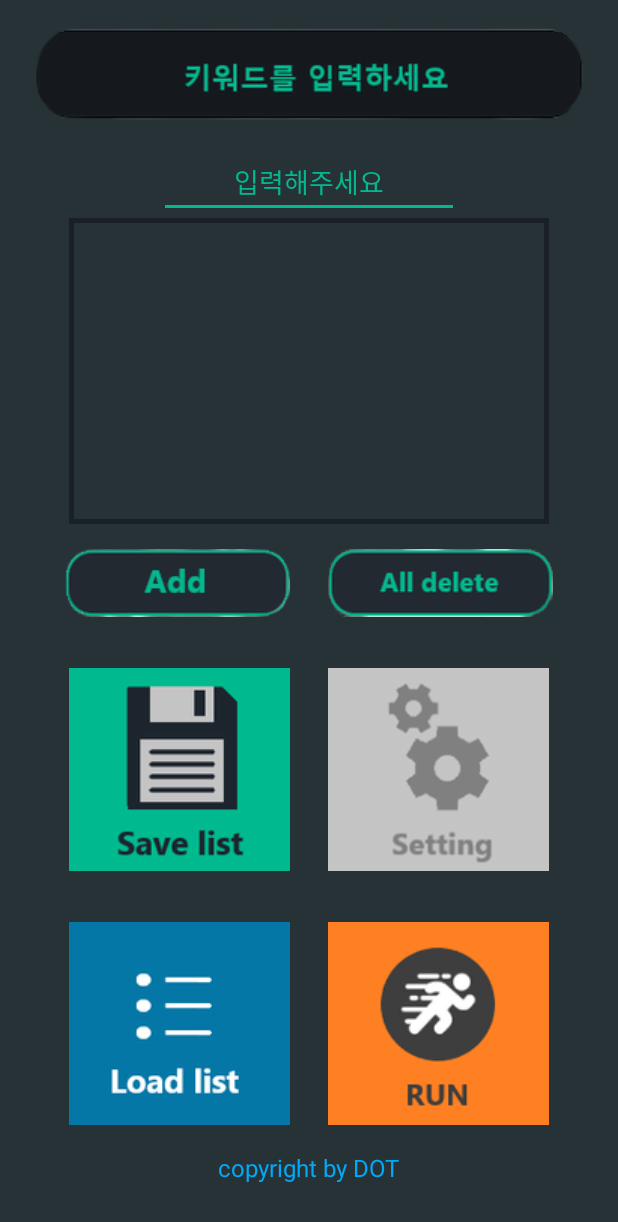
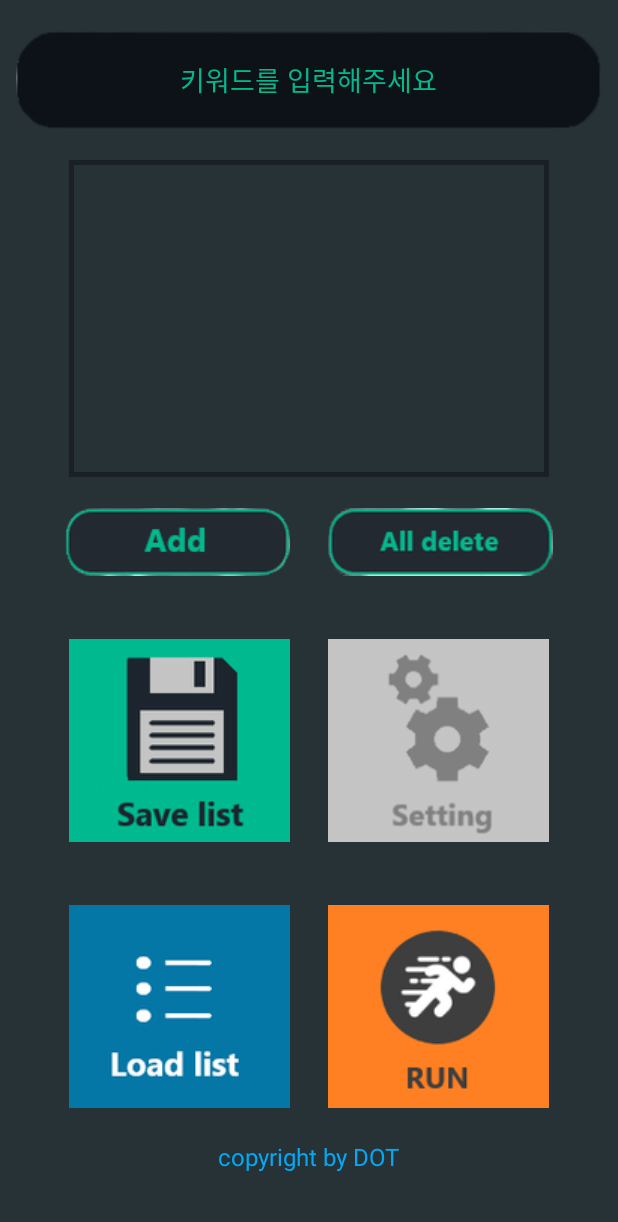
Before and after one commit to seungsu-lee-dev/EverytimeCrawler, an Android app: the SubActivity screen opened directly, with no data from a screen before it, on a phone screen of 412 x 824 dp. Shown: the top 1222 px of the screen. Run offline under Robolectric (Android 15) with nearby library versions, the phone set to English and light mode, and no system bars.

Commit message:
new donghui

```diff
--- a/app/src/main/AndroidManifest.xml
+++ b/app/src/main/AndroidManifest.xml
@@ -9,14 +9,16 @@
     android:roundIcon="@mipmap/ic_launcher_round"
     android:supportsRtl="true"
     android:theme="@style/AppTheme">
-    <activity android:name=".MainActivity">
+    <activity android:name=".MainActivity"
+         android:windowSoftInputMode="adjustNothing">
         <intent-filter>
             <action android:name="android.intent.action.MAIN" />
 
             <category android:name="android.intent.category.LAUNCHER" />
         </intent-filter>
     </activity>
-    <activity android:name=".SubActivity"/>
+    <activity android:name=".SubActivity"
+        android:windowSoftInputMode="adjustNothing"/>
 </application>
 
 </manifest>
--- a/app/src/main/res/layout/sub_main.xml
+++ b/app/src/main/res/layout/sub_main.xml
@@ -8,23 +8,16 @@
 
     >
 
-    <ImageButton
-        android:id="@+id/newenw1"
+
+    <LinearLayout
+        android:orientation="horizontal"
         android:layout_width="wrap_content"
         android:layout_height="wrap_content"
+        android:layout_weight="1"
         android:layout_gravity="center"
-
-        android:background="@android:color/transparent"
-        android:clickable="true"
-        android:layout_weight="1"
-        android:src="@drawable/newnew" />
-    <LinearLayout
-        android:orientation="horizontal"
-        android:layout_width="200dp"
-        android:layout_height="wrap_content"
-
-        android:layout_gravity="center"
+        android:gravity="center"
         >
+    <!-- gravity는 세로로 중간 / layout_gravity는 가로로 중간-->
         <EditText
             android:layout_width="match_parent"
             android:layout_height="wrap_content"
@@ -32,11 +25,10 @@
             android:id="@+id/editText"
             android:focusable="true"
             android:focusableInTouchMode="true"
-
-            android:hint="입력해주세요"
+            android:background="@drawable/newsearch1"
+            android:hint="키워드를 입력해주세요"
             android:gravity="center"
             android:textColorHint="@color/colorGreen"
-            android:backgroundTint="@color/colorGreen"
             android:textColor="@color/colorWhite"
             />
 
@@ -49,15 +41,16 @@
         android:layout_weight="1"
 
         android:background="@drawable/xml_border"
-        android:gravity="center">
+        android:gravity="center"
+        android:orientation="vertical">
 
         <ListView
             android:id="@+id/listView"
             android:layout_width="290dp"
             android:layout_height="170dp"
 
+            android:layout_weight="1"
             android:divider="@color/colorWhite"
-            android:layout_weight="1"
             android:dividerHeight="1dp" />
     </LinearLayout>
 
```
Also changed, not shown: app/src/main/res/drawable/newsearch.png (added), app/src/main/res/drawable/newsearch1.png (added).
